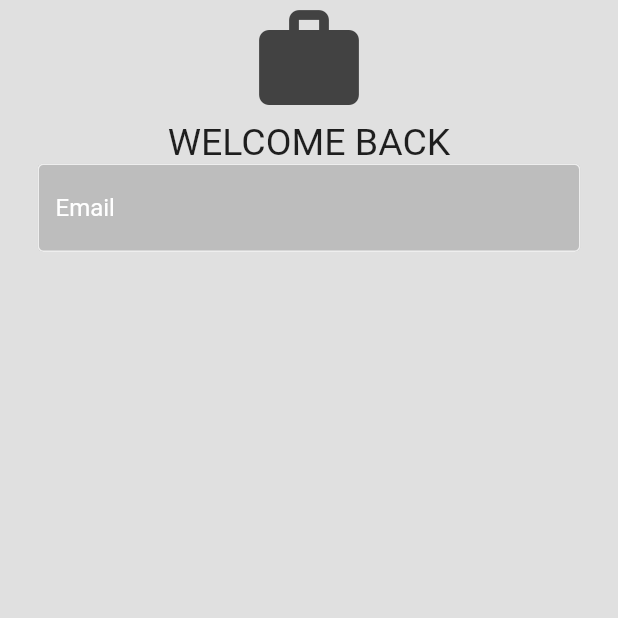
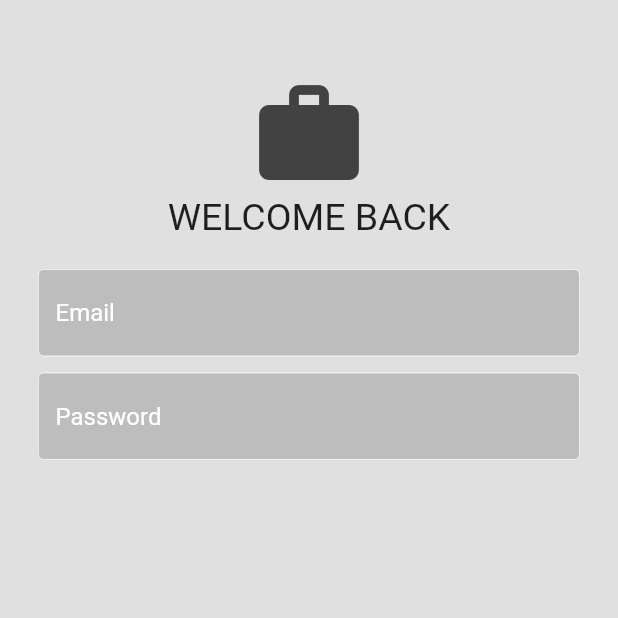
Before and after one commit to ej0x/job_app, a Flutter app: the screen it shows after launch, on a phone screen of 412 x 824 dp, the top half of it. Run offline on Flutter 3.47's test engine with Material 2 defaults, Android fonts, the phone set to English and light mode, and no system bars.

Commit message:
style changes

```diff
--- a/lib/pages/login_page.dart
+++ b/lib/pages/login_page.dart
@@ -23,6 +23,9 @@ class _LoginPageState extends State<LoginPage> {
             padding: const EdgeInsets.symmetric(horizontal: 25.0),
             child: Column(
               children: [
+                const SizedBox(
+                  height: 50,
+                ),
                 // logo
                 Icon(
                   Icons.work,
@@ -35,12 +38,28 @@ class _LoginPageState extends State<LoginPage> {
                   "WELCOME BACK",
                   style: TextStyle(fontSize: 25),
                 ),
+                const SizedBox(
+                  height: 20,
+                ),
                 // email text fields
                 MyTextField(
                     controller: emailController,
                     hintText: "Email",
                     obscureText: false),
+
+                const SizedBox(
+                  height: 10,
+                ),
+
                 // password text fields
+                MyTextField(
+                    controller: passwordController,
+                    hintText: "Password",
+                    obscureText: true),
+
+                const SizedBox(
+                  height: 20,
+                ),
 
                 // sign in button
 
```
